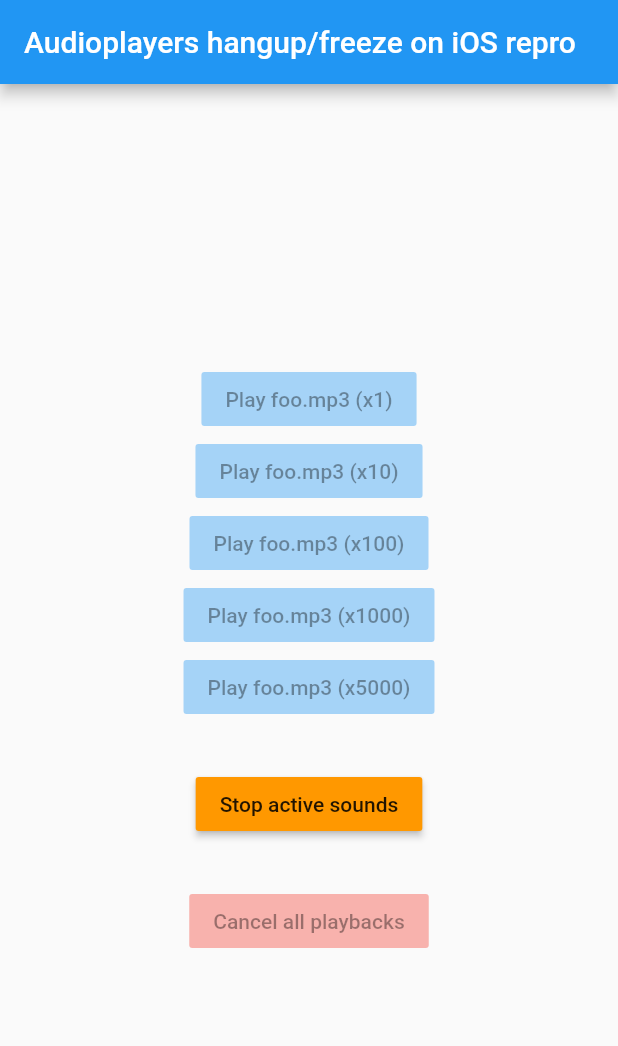
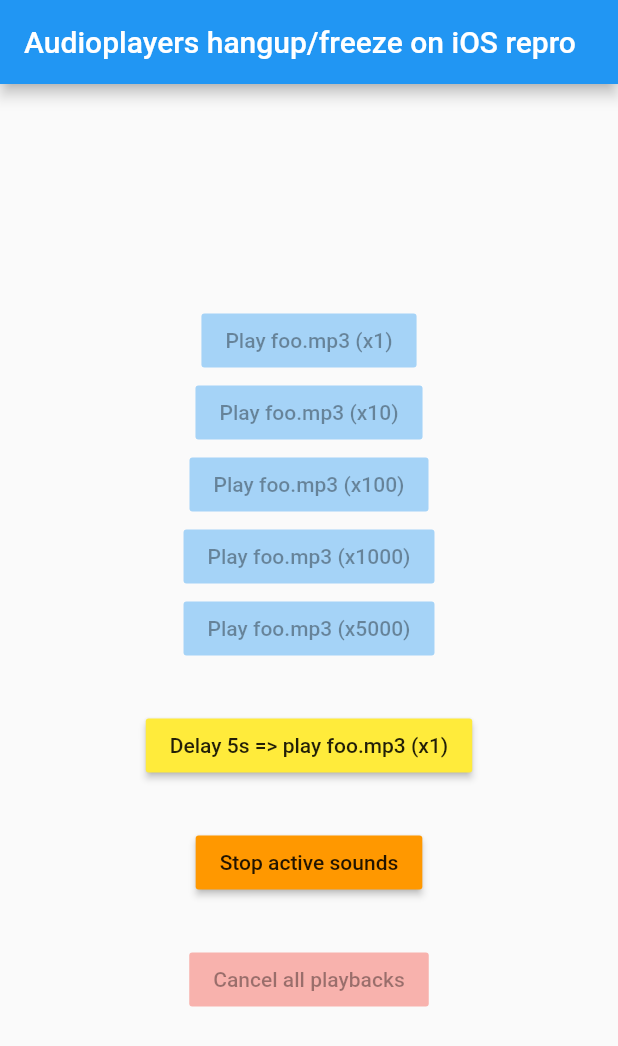
Before and after one commit to mikeesouth/audioplayers_freeze_issue_ios, a Flutter app: the screen it shows after launch, on a phone screen of 412 x 824 dp. Shown: the top 1046 px of the screen. Run offline on Flutter 3.47's test engine with Material 2 defaults, Android fonts, the phone set to English and light mode, and no system bars; our stand-ins replace audioplayers.

Commit message:
Adding button for delayed sound

```diff
--- a/lib/main.dart
+++ b/lib/main.dart
@@ -38,6 +38,7 @@ class _MyHomePageState extends State<MyHomePage> {
   static const List<int> _playCount = [1, 10, 100, 1000, 5000];
   List<MyAudioPlayer> _activePlayers = [];
   List<bool> _playing = List.generate(_playCount.length, (index) => false);
+  bool _delayedPlayed = false;
   bool _cancelPlaybacks = false;
   Uint8List audioData;
 
@@ -72,6 +73,8 @@ class _MyHomePageState extends State<MyHomePage> {
             SizedBox(height: 30),
             ..._buildButtons(),
             SizedBox(height: 30),
+            _buildDelayedPlayedButton(),
+            SizedBox(height: 30),
             _buildStopButton(),
             SizedBox(height: 30),
             _buildCancelButton(),
@@ -89,6 +92,22 @@ class _MyHomePageState extends State<MyHomePage> {
       color: Colors.red,
       disabledColor: Colors.red.withAlpha(100),
       onPressed: _playing.any((p) => p) ? () => _cancelPlaybacks = true : null,
+    );
+  }
+
+  Widget _buildDelayedPlayedButton() {
+    return MaterialButton(
+      child: Text('Delay 5s => play foo.mp3 (x1)'),
+      color: Colors.yellow,
+      disabledColor: Colors.yellow.withAlpha(100),
+      onPressed: _delayedPlayed
+          ? null
+          : () async {
+              setState(() => _delayedPlayed = true);
+              await Future.delayed(Duration(seconds: 5));
+              await MyAudioPlayer().playAndWait(audioData);
+              setState(() => _delayedPlayed = false);
+            },
     );
   }
 
```
